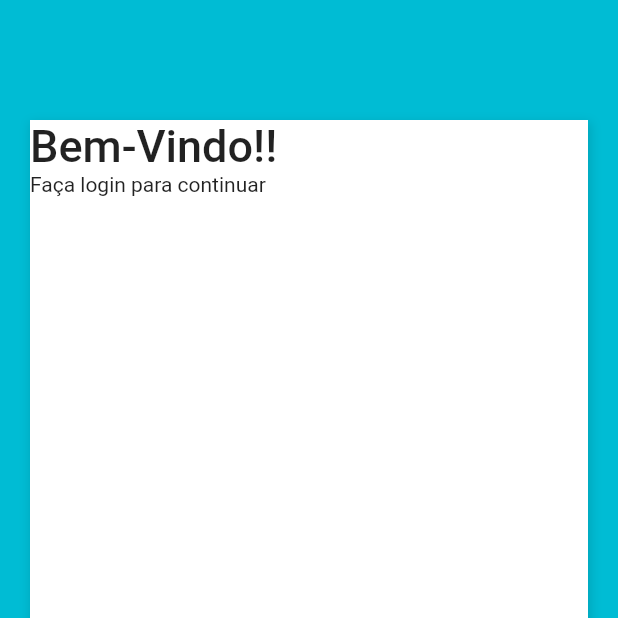
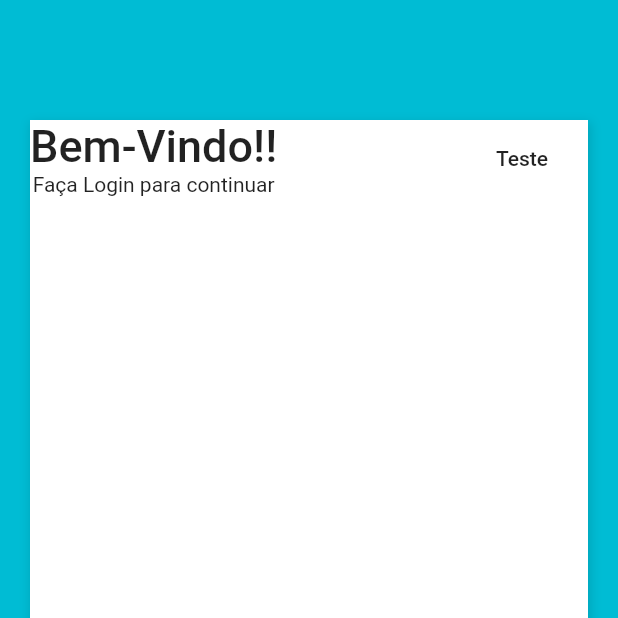
Before and after one commit to emanoelsmarce/flutter_loja_simples, a Flutter app: the screen it shows after launch, on a phone screen of 412 x 824 dp, the top half of it. Run offline on Flutter 3.47's test engine with Material 2 defaults, Android fonts, the phone set to English and light mode, and no system bars.

Commit message:
Flat Button

```diff
--- a/lib/pages/login_page.dart
+++ b/lib/pages/login_page.dart
@@ -21,12 +21,26 @@ class LoginPage extends StatelessWidget {
                   spreadRadius: 1,
                 )
               ]),
-              child: ListView(children: <Widget>[
-                Text('Bem-Vindo!!',
-                    style:
-                        TextStyle(fontSize: 30, fontWeight: FontWeight.w500)),
-                Text('Faça login para continuar')
-              ]),
+              child: ListView(
+                children: <Widget>[
+                  Row(
+                    mainAxisAlignment: MainAxisAlignment.spaceBetween,
+                    children: <Widget>[
+                      Column(
+                        children: <Widget>[
+                          Text(
+                            'Bem-Vindo!!',
+                            style: TextStyle(
+                                fontSize: 30, fontWeight: FontWeight.w500),
+                          ),
+                          Text('Faça Login para continuar'),
+                        ],
+                      ),
+                      FlatButton(onPressed: () {}, child: Text('Teste')),
+                    ],
+                  ),
+                ],
+              ),
             ),
           ],
         ),
```
